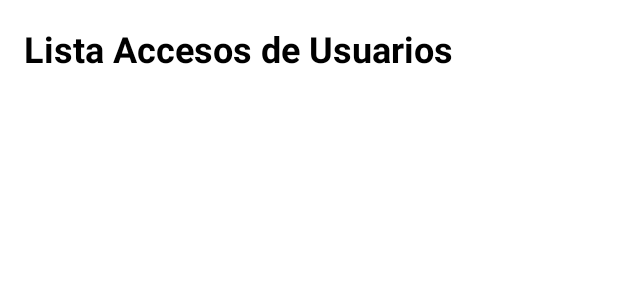
After one commit to mlab1308/PROYECTO-DAM-Mohamed, an Android app: the layout activity_admin_dashboard.xml on its own in the app's theme, with its tools: preview values and no code run, on a phone screen of 412 x 824 dp. The commit adds this screen. Shown: the top 300 px of the screen. Run offline under Robolectric (Android 15) with nearby library versions, the phone set to English and light mode, and no system bars; Roboto replaces fonts that are not available here.

Commit message:
Creacion userdash y admindash sin diseño

```diff
--- a/AutolabibScan/app/src/main/AndroidManifest.xml
+++ b/AutolabibScan/app/src/main/AndroidManifest.xml
@@ -12,6 +12,12 @@
         android:supportsRtl="true"
         android:theme="@style/Theme.AutolabibScan"
         tools:targetApi="31">
+        <activity
+            android:name=".userDashboardActivity"
+            android:exported="false" />
+        <activity
+            android:name=".adminDashboardActivity"
+            android:exported="false" />
         <activity
             android:name=".registerActivity"
             android:exported="false" />
--- a/AutolabibScan/app/src/main/java/iesmm/pmdm/autolabibscan/loginActivity.java
+++ b/AutolabibScan/app/src/main/java/iesmm/pmdm/autolabibscan/loginActivity.java
@@ -79,7 +79,7 @@ public class loginActivity extends AppCompatActivity {
                         if (task.isSuccessful()) {
                             // Si la operación es exitosa, redirigir a la actividad principal
                             finish();
-                            startActivity(new Intent(loginActivity.this, MainActivity.class));
+                            startActivity(new Intent(loginActivity.this, userDashboardActivity.class));
                         } else {
                             // Mostrar un mensaje de error si la operación falla
                             Toast.makeText(loginActivity.this, "No se pudo iniciar sesión. Verifique sus credenciales e inténtelo de nuevo.", Toast.LENGTH_SHORT).show();
--- /dev/null
+++ b/AutolabibScan/app/src/main/res/layout/activity_admin_dashboard.xml
@@ -0,0 +1,21 @@
+<?xml version="1.0" encoding="utf-8"?>
+<RelativeLayout xmlns:android="http://schemas.android.com/apk/res/android"
+    xmlns:app="http://schemas.android.com/apk/res-auto"
+    xmlns:tools="http://schemas.android.com/tools"
+    android:layout_width="match_parent"
+    android:layout_height="match_parent"
+    android:background="@color/white"
+    tools:context=".adminDashboardActivity">
+
+    <TextView
+        android:id="@+id/txtHeader"
+        android:layout_width="match_parent"
+        android:layout_height="wrap_content"
+        android:text="Lista Accesos de Usuarios"
+        android:textSize="24sp"
+        android:textStyle="bold"
+        android:padding="16dp"
+        android:background="@color/white"
+        android:textColor="@color/black"/>
+
+</RelativeLayout>
```
Also changed, not shown: AutolabibScan/app/src/main/java/iesmm/pmdm/autolabibscan/adminDashboardActivity.java (added, +14 -0 lines), AutolabibScan/app/src/main/java/iesmm/pmdm/autolabibscan/userDashboardActivity.java (added, +14 -0 lines), AutolabibScan/app/src/main/res/layout/activity_user_dashboard.xml (added, +28 -0 lines).
